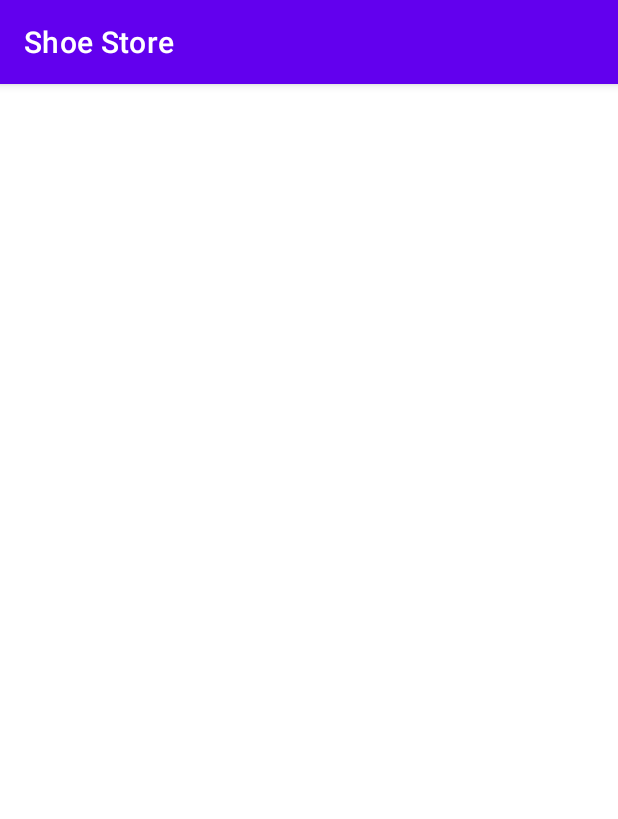
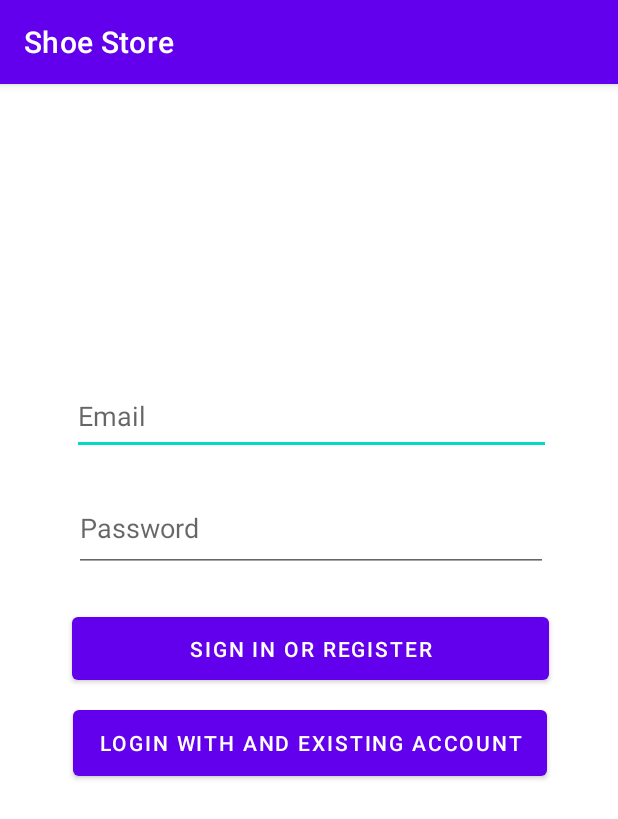
Before and after one commit to omarghetti/ShoeStore, an Android app: the screen it shows after launch (MainActivity), on a phone screen of 412 x 824 dp. Shown: the top 819 px of the screen. Run offline under Robolectric (Android 15) with nearby library versions, the phone set to English and light mode, and no system bars; our stand-ins replace Timber, data binding; 1 statement that could not run was skipped.

Commit message:
Added Login ViewModel

```diff
--- a/app/build.gradle
+++ b/app/build.gradle
@@ -53,4 +53,5 @@ dependencies {
     androidTestImplementation 'androidx.test.espresso:espresso-core:3.4.0'
     implementation "androidx.navigation:navigation-fragment-ktx:$nav_version"
     implementation "androidx.navigation:navigation-ui-ktx:$nav_version"
+    implementation 'com.jakewharton.timber:timber:5.0.1'
 }
--- a/app/src/main/java/com/example/shoestore/MainActivity.kt
+++ b/app/src/main/java/com/example/shoestore/MainActivity.kt
@@ -2,13 +2,16 @@ package com.example.shoestore
 
 import androidx.appcompat.app.AppCompatActivity
 import android.os.Bundle
+import android.provider.ContactsContract
 import androidx.databinding.DataBindingUtil
 import androidx.databinding.DataBindingUtil.*
 import com.example.shoestore.databinding.ActivityMainBinding
+import timber.log.Timber
 
 class MainActivity : AppCompatActivity() {
     override fun onCreate(savedInstanceState: Bundle?) {
         super.onCreate(savedInstanceState)
-        val binding: ActivityMainBinding = ActivityMainBinding.inflate(layoutInflater)
+        setContentView(R.layout.activity_main)
+        Timber.plant(Timber.DebugTree())
     }
 }
--- /dev/null
+++ b/app/src/main/java/com/example/shoestore/ui/LoginFragment.kt.kt
@@ -0,0 +1,51 @@
+package com.example.shoestore.ui
+
+import android.os.Bundle
+import androidx.fragment.app.Fragment
+import android.view.LayoutInflater
+import android.view.View
+import android.view.ViewGroup
+import androidx.databinding.DataBindingUtil
+import androidx.lifecycle.Observer
+import androidx.lifecycle.ViewModelProvider
+import androidx.navigation.fragment.findNavController
+import com.example.shoestore.R
+import com.example.shoestore.databinding.FragmentLoginBinding
+import com.example.shoestore.viewmodels.LoginViewModel
+
+class LoginFragment : Fragment() {
+
+    private lateinit var binding: FragmentLoginBinding
+
+    private lateinit var loginViewModel : LoginViewModel
+
+    override fun onCreateView(
+        inflater: LayoutInflater, container: ViewGroup?,
+        savedInstanceState: Bundle?
+    ): View {
+        // Inflate the layout for this fragment
+        binding = DataBindingUtil.inflate(inflater,R.layout.fragment_login, container, false)
+
+        loginViewModel = ViewModelProvider(this)[LoginViewModel::class.java]
+
+        binding.loginViewModel = loginViewModel
+        binding.setLifecycleOwner { viewLifecycleOwner.lifecycle }
+
+        loginViewModel.isLoggedIn.observe(viewLifecycleOwner, Observer { loggedIn ->
+            if(loggedIn) {
+                login()
+            }
+
+        })
+
+
+
+        return binding.root
+    }
+
+    private fun login() {
+        val loginAction = LoginFragmentDirections.actionLoginFragment2ToWelcomeFragment()
+        this.findNavController().navigate(loginAction)
+    }
+
+}
--- /dev/null
+++ b/app/src/main/java/com/example/shoestore/viewmodels/LoginViewModel.kt
@@ -0,0 +1,30 @@
+package com.example.shoestore.viewmodels
+
+import androidx.lifecycle.LiveData
+import androidx.lifecycle.MutableLiveData
+import androidx.lifecycle.ViewModel
+import com.example.shoestore.models.Login
+
+class LoginViewModel : ViewModel() {
+
+    private var _username = MutableLiveData<String>()
+    val username: LiveData<String>
+        get() = _username
+
+    private var _password = MutableLiveData<String>()
+    val password: LiveData<String>
+        get() = _password
+
+    private var _loggedUser = MutableLiveData<Login>()
+    val loggedUser: LiveData<Login>
+        get() = _loggedUser
+
+    private var _isLoggedIn = MutableLiveData<Boolean>()
+    val isLoggedIn: LiveData<Boolean>
+        get() = _isLoggedIn
+
+    fun onLogin() {
+        _loggedUser.value = Login(_username.value, _password.value)
+        _isLoggedIn.value = true
+    }
+}
--- a/app/src/main/res/layout/fragment_login.xml
+++ b/app/src/main/res/layout/fragment_login.xml
@@ -1,7 +1,16 @@
 <?xml version="1.0" encoding="utf-8"?>
-<androidx.constraintlayout.widget.ConstraintLayout xmlns:android="http://schemas.android.com/apk/res/android"
+<layout xmlns:android="http://schemas.android.com/apk/res/android"
     xmlns:app="http://schemas.android.com/apk/res-auto"
-    xmlns:tools="http://schemas.android.com/tools"
+    xmlns:tools="http://schemas.android.com/tools">
+
+    <data>
+        <variable
+            name="loginViewModel"
+            type="com.example.shoestore.viewmodels.LoginViewModel" />
+    </data>
+
+<androidx.constraintlayout.widget.ConstraintLayout
+    android:id="@+id/LoginFragment"
     android:layout_width="match_parent"
     android:layout_height="match_parent"
     tools:context="ui.LoginFragment">
@@ -13,20 +22,22 @@
         android:layout_marginTop="196dp"
         android:ems="10"
         android:inputType="textEmailAddress"
-        android:text="@string/prompt_email"
-        app:layout_constraintEnd_toEndOf="@+id/editTextNumberPassword"
+        android:hint="@string/prompt_email"
+        android:text ="@{loginViewModel.username}"
+        app:layout_constraintEnd_toEndOf="@+id/editTextStringPassword"
         app:layout_constraintHorizontal_bias="0.521"
-        app:layout_constraintStart_toStartOf="@+id/editTextNumberPassword"
+        app:layout_constraintStart_toStartOf="@+id/editTextStringPassword"
         app:layout_constraintTop_toTopOf="parent" />
 
     <EditText
-        android:id="@+id/editTextNumberPassword"
+        android:id="@+id/editTextStringPassword"
         android:layout_width="316dp"
         android:layout_height="58dp"
         android:layout_marginTop="20dp"
         android:ems="10"
-        android:inputType="numberPassword"
-        android:text="@string/prompt_password"
+        android:inputType="textPassword"
+        android:hint="@string/prompt_password"
+        android:text="@{loginViewModel.password}"
         app:layout_constraintEnd_toEndOf="@+id/button"
         app:layout_constraintStart_toStartOf="@+id/button"
         app:layout_constraintTop_toBottomOf="@+id/editTextTextEmailAddress2" />
@@ -37,10 +48,11 @@
         android:layout_height="54dp"
         android:layout_marginTop="24dp"
         android:text="@string/action_sign_in"
+        android:onClick="@{() -> loginViewModel.onLogin()}"
         app:layout_constraintEnd_toEndOf="@+id/button2"
         app:layout_constraintHorizontal_bias="0.494"
         app:layout_constraintStart_toStartOf="@+id/button2"
-        app:layout_constraintTop_toBottomOf="@+id/editTextNumberPassword" />
+        app:layout_constraintTop_toBottomOf="@+id/editTextStringPassword" />
 
     <Button
         android:id="@+id/button2"
@@ -48,8 +60,10 @@
         android:layout_height="56dp"
         android:layout_marginTop="8dp"
         android:text="@string/action_sign_in_short"
+        android:onClick="@{() -> loginViewModel.onLogin()}"
         app:layout_constraintEnd_toEndOf="parent"
         app:layout_constraintHorizontal_bias="0.505"
         app:layout_constraintStart_toStartOf="parent"
         app:layout_constraintTop_toBottomOf="@+id/button" />
 </androidx.constraintlayout.widget.ConstraintLayout>
+</layout>
--- a/app/src/main/res/values/strings.xml
+++ b/app/src/main/res/values/strings.xml
@@ -11,4 +11,9 @@
     <string name="login_failed">"Login failed"</string>
     <string name="hello_blank_fragment">Hello blank fragment</string>
     <string name="action_go_to_store">Go to Store</string>
+    <string name="action_go_to_instructions">Go to Instructions</string>
+    <string name="instructions_tip">Click The Button to go to the Instruction Page</string>
+    <string name="shoe_store_welcome">Welcome To ShoeStore!</string>
+    <string name="user_guide">User Guide</string>
+    <string name="user_guide_text">This Application is going to enable the user to look through different types of shoes</string>
 </resources>
```
Also changed, not shown: app/src/main/java/com/example/shoestore/models/Login.kt (added, +10 -0 lines), app/src/main/java/com/example/shoestore/ui/InstructionsFragment.kt (renamed from app/src/main/java/com/example/shoestore/ui/LoginFragment.kt, +5 -5 lines), app/src/main/java/com/example/shoestore/ui/WelcomeFragment.kt (+1 -42 lines), app/src/main/res/layout/activity_main.xml (+11 -15 lines), app/src/main/res/layout/fragment_instructions.xml (added, +47 -0 lines), app/src/main/res/layout/fragment_welcome.xml (+27 -14 lines), app/src/main/res/navigation/navigation.xml (+15 -7 lines).
